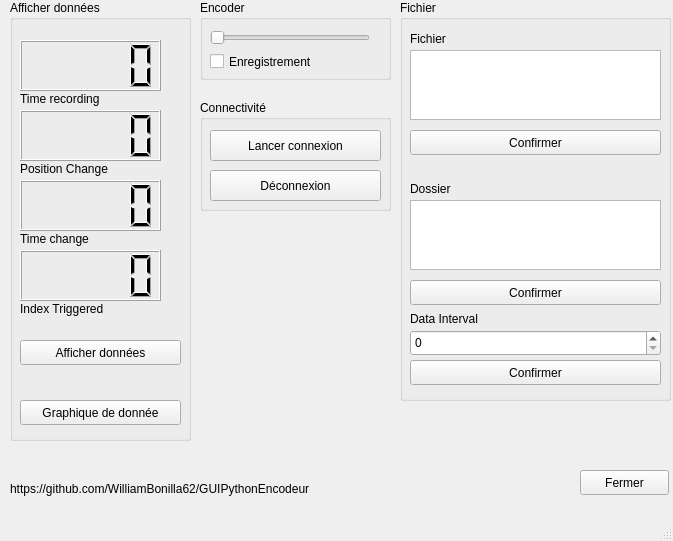
The window that Qt/Encoder_Control_GUI.ui (apajon/GUI_QT_ONLY) describes before a commit, drawn with Qt 5.
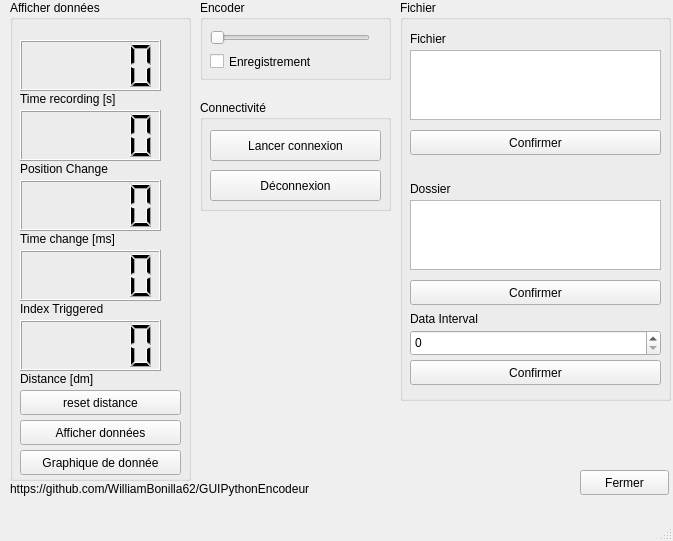
The same window after the commit. Icons and pictures are not drawn.

Commit message: add distance lcd and reset distance button

```diff
--- a/Qt/Encoder_Control_GUI.ui
+++ b/Qt/Encoder_Control_GUI.ui
@@ -76,7 +76,7 @@
       <x>10</x>
       <y>0</y>
       <width>181</width>
-      <height>441</height>
+      <height>481</height>
      </rect>
     </property>
     <property name="title">
@@ -86,7 +86,7 @@
      <property name="geometry">
       <rect>
        <x>10</x>
-       <y>400</y>
+       <y>450</y>
        <width>161</width>
        <height>25</height>
       </rect>
@@ -115,7 +115,7 @@
       </rect>
      </property>
      <property name="text">
-      <string>Time recording</string>
+      <string>Time recording [s]</string>
      </property>
     </widget>
     <widget class="QLCDNumber" name="lcdPositionChange">
@@ -171,7 +171,7 @@
       </rect>
      </property>
      <property name="text">
-      <string>Time change</string>
+      <string>Time change [ms]</string>
      </property>
     </widget>
     <widget class="QLabel" name="label_6">
@@ -191,7 +191,7 @@
      <property name="geometry">
       <rect>
        <x>10</x>
-       <y>340</y>
+       <y>420</y>
        <width>161</width>
        <height>25</height>
       </rect>
@@ -200,6 +200,42 @@
       <string>Afficher données</string>
      </property>
     </widget>
+    <widget class="QLabel" name="label_9">
+     <property name="geometry">
+      <rect>
+       <x>10</x>
+       <y>370</y>
+       <width>161</width>
+       <height>17</height>
+      </rect>
+     </property>
+     <property name="text">
+      <string>Distance [dm]</string>
+     </property>
+    </widget>
+    <widget class="QLCDNumber" name="lcdDistance">
+     <property name="geometry">
+      <rect>
+       <x>10</x>
+       <y>320</y>
+       <width>141</width>
+       <height>51</height>
+      </rect>
+     </property>
+    </widget>
+    <widget class="QPushButton" name="DisplayData_2">
+     <property name="geometry">
+      <rect>
+       <x>10</x>
+       <y>390</y>
+       <width>161</width>
+       <height>25</height>
+      </rect>
+     </property>
+     <property name="text">
+      <string>reset distance</string>
+     </property>
+    </widget>
    </widget>
    <widget class="QGroupBox" name="groupBox_4">
     <property name="geometry">
```
